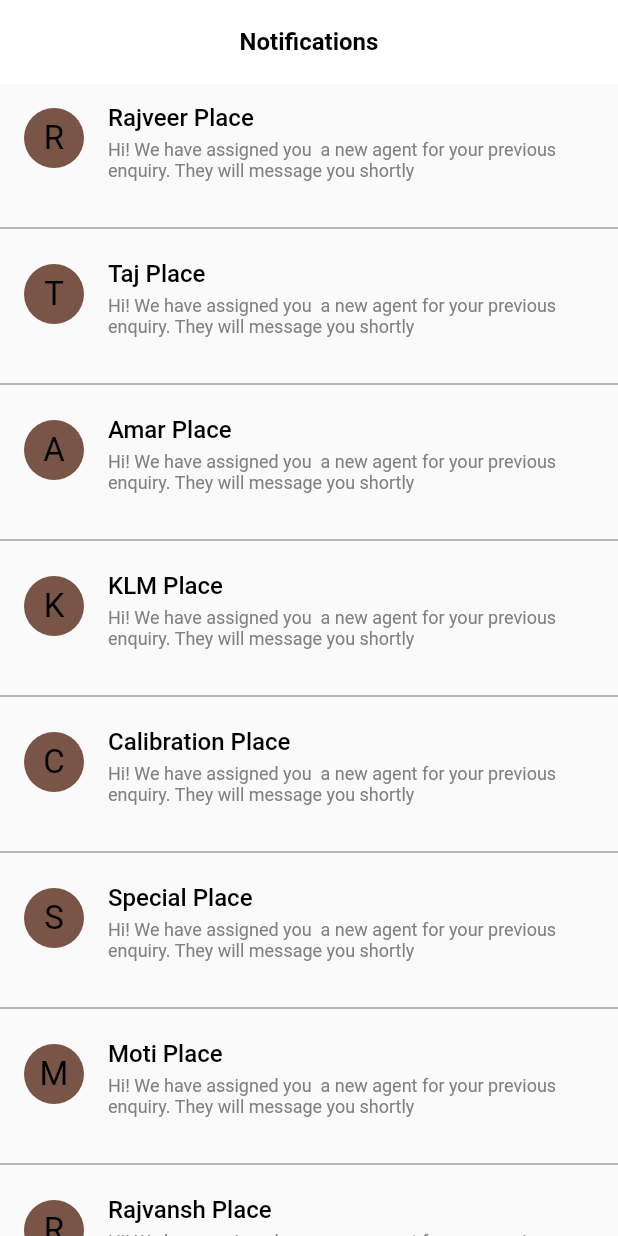
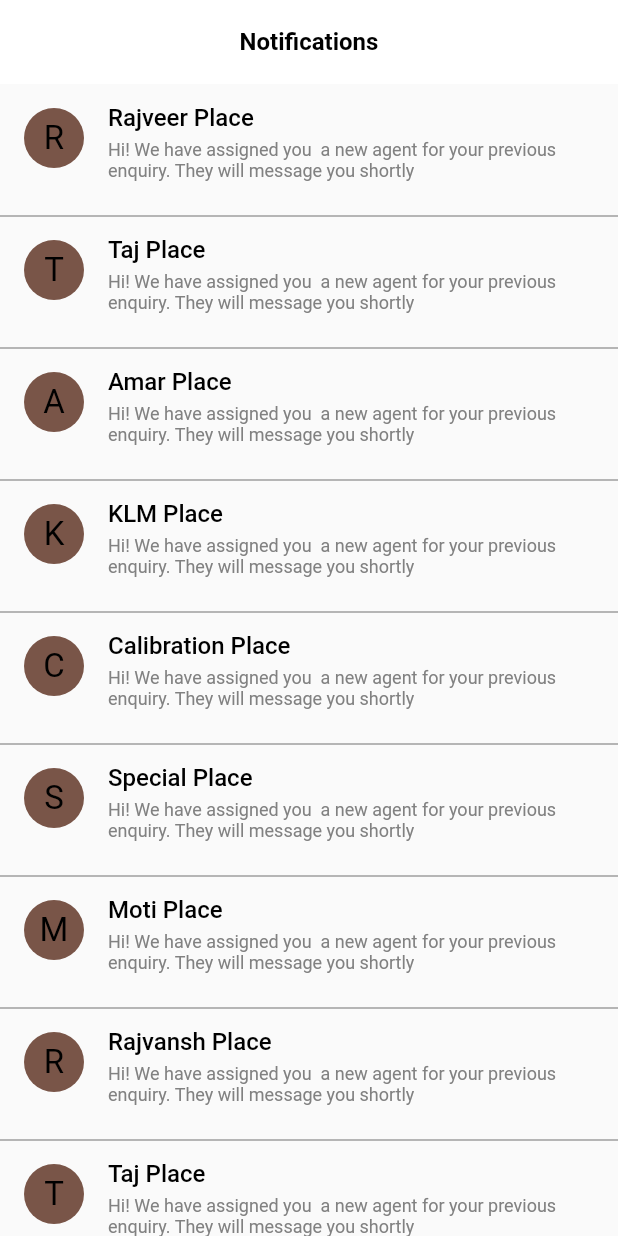
Before and after one commit to AppicSoftwares/Roccabox-Agent, a Flutter app: the Notifications screen opened directly, on a phone screen of 412 x 824 dp. Run offline on Flutter 3.47's test engine with Material 2 defaults, Android fonts, the phone set to English and light mode, and no system bars; our stand-ins replace country_code_picker, email_validator, flutter_svg, fluttertoast, shared_preferences; accounts and stored records are empty.

Commit message:
commit 1

```diff
--- a/lib/screens/notifications.dart
+++ b/lib/screens/notifications.dart
@@ -43,6 +43,7 @@ class _NotificationsState extends State<Notifications> {
         itemCount: names.length,
         separatorBuilder: (BuildContext context, int index) {
           return Divider(
+            height: 0,
             color: Color(0xff707070),
           );
         },
```
